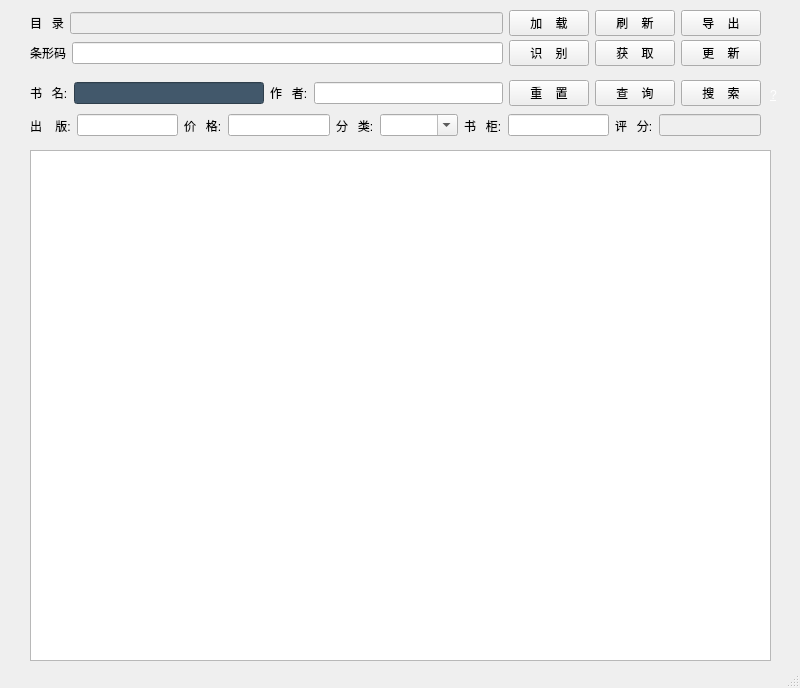
etony/myPyTool, file tools/BookList.ui: the form before one commit.
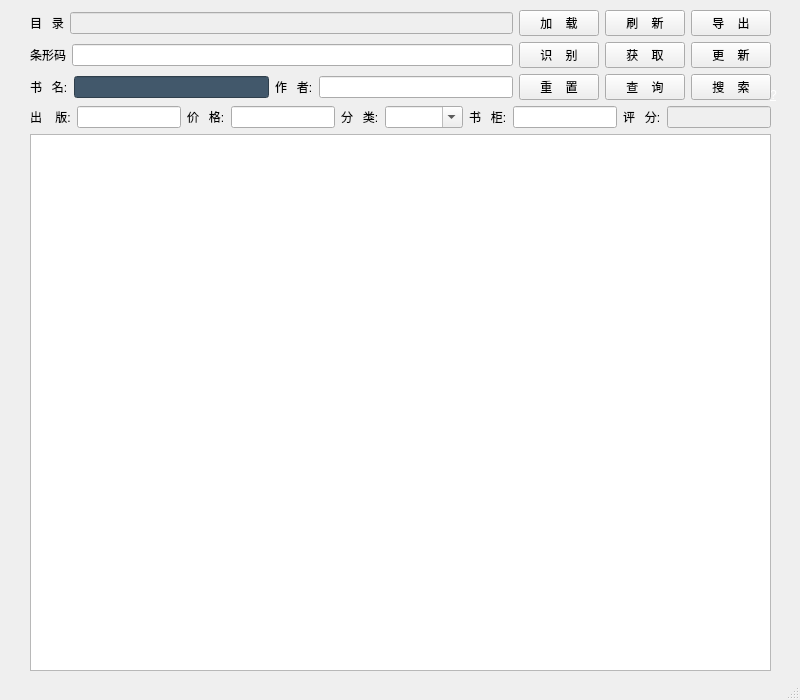
The form after the commit. Icons and pictures are not drawn.

Diff of the .ui file:
```diff
--- a/tools/BookList.ui
+++ b/tools/BookList.ui
@@ -7,7 +7,7 @@
     <x>0</x>
     <y>0</y>
     <width>800</width>
-    <height>688</height>
+    <height>700</height>
    </rect>
   </property>
   <property name="windowTitle">
@@ -18,37 +18,33 @@
     <normaloff>book2.png</normaloff>book2.png</iconset>
   </property>
   <widget class="QWidget" name="centralWidget">
-   <widget class="QTableView" name="tv_booklist">
+   <widget class="QLabel" name="label_10">
     <property name="geometry">
      <rect>
-      <x>30</x>
-      <y>150</y>
-      <width>741</width>
-      <height>511</height>
+      <x>770</x>
+      <y>85</y>
+      <width>16</width>
+      <height>20</height>
      </rect>
     </property>
-    <property name="toolTip">
-     <string>&lt;html&gt;&lt;head/&gt;&lt;body&gt;&lt;p&gt;加载包含图书信息的 CSV 文件&lt;/p&gt;&lt;/body&gt;&lt;/html&gt;</string>
+    <property name="text">
+     <string>&lt;html&gt;&lt;head/&gt;&lt;body&gt;&lt;p&gt;&lt;a href=&quot;https://etony.github.io/&quot;&gt;&lt;span style=&quot; text-decoration: underline; color:#ffffff;&quot;&gt;?&lt;/span&gt;&lt;/a&gt;&lt;/p&gt;&lt;/body&gt;&lt;/html&gt;</string>
     </property>
-    <property name="dragEnabled">
+    <property name="openExternalLinks">
      <bool>true</bool>
     </property>
-    <property name="selectionBehavior">
-     <enum>QAbstractItemView::SelectRows</enum>
-    </property>
-    <attribute name="verticalHeaderVisible">
-     <bool>false</bool>
-    </attribute>
    </widget>
-   <widget class="QWidget" name="layoutWidget">
+   <widget class="QWidget" name="">
     <property name="geometry">
      <rect>
       <x>30</x>
       <y>10</y>
-      <width>731</width>
-      <height>26</height>
+      <width>741</width>
+      <height>661</height>
      </rect>
     </property>
+    <layout class="QVBoxLayout" name="verticalLayout">
+     <item>
     <layout class="QHBoxLayout" name="horizontalLayout">
      <item>
       <widget class="QLabel" name="label">
@@ -107,16 +103,65 @@
       </widget>
      </item>
     </layout>
-   </widget>
-   <widget class="QWidget" name="layoutWidget">
-    <property name="geometry">
-     <rect>
-      <x>30</x>
-      <y>80</y>
-      <width>731</width>
-      <height>26</height>
-     </rect>
-    </property>
+     </item>
+     <item>
+      <layout class="QHBoxLayout" name="horizontalLayout_2">
+       <item>
+        <widget class="QLabel" name="label_2">
+         <property name="text">
+          <string>条形码</string>
+         </property>
+        </widget>
+       </item>
+       <item>
+        <widget class="QLineEdit" name="le_isbn_pic">
+         <property name="toolTip">
+          <string>图书ISBN编码(isbn13)</string>
+         </property>
+        </widget>
+       </item>
+       <item>
+        <widget class="QPushButton" name="pb_scan">
+         <property name="toolTip">
+          <string>识别ISBN图片，获取ISBN编码</string>
+         </property>
+         <property name="statusTip">
+          <string/>
+         </property>
+         <property name="text">
+          <string>识    别</string>
+         </property>
+        </widget>
+       </item>
+       <item>
+        <widget class="QPushButton" name="pb_getbookinfo">
+         <property name="toolTip">
+          <string>根据ISBN编码获取豆瓣图书信息,并插入列表</string>
+         </property>
+         <property name="statusTip">
+          <string/>
+         </property>
+         <property name="text">
+          <string>获    取</string>
+         </property>
+        </widget>
+       </item>
+       <item>
+        <widget class="QPushButton" name="pb_insert">
+         <property name="toolTip">
+          <string>将修改后的图书信息更新至列表</string>
+         </property>
+         <property name="statusTip">
+          <string/>
+         </property>
+         <property name="text">
+          <string>更    新</string>
+         </property>
+        </widget>
+       </item>
+      </layout>
+     </item>
+     <item>
     <layout class="QHBoxLayout" name="horizontalLayout_3">
      <item>
       <widget class="QLabel" name="label_3">
@@ -177,16 +222,8 @@
       </widget>
      </item>
     </layout>
-   </widget>
-   <widget class="QWidget" name="layoutWidget">
-    <property name="geometry">
-     <rect>
-      <x>30</x>
-      <y>110</y>
-      <width>731</width>
-      <height>31</height>
-     </rect>
-    </property>
+     </item>
+     <item>
     <layout class="QHBoxLayout" name="horizontalLayout_4">
      <item>
       <widget class="QLabel" name="label_5">
@@ -283,87 +320,24 @@
       </widget>
      </item>
     </layout>
-   </widget>
-   <widget class="QWidget" name="layoutWidget">
-    <property name="geometry">
-     <rect>
-      <x>30</x>
-      <y>40</y>
-      <width>731</width>
-      <height>26</height>
-     </rect>
-    </property>
-    <layout class="QHBoxLayout" name="horizontalLayout_2">
-     <item>
-      <widget class="QLabel" name="label_2">
-       <property name="text">
-        <string>条形码</string>
-       </property>
-      </widget>
      </item>
      <item>
-      <widget class="QLineEdit" name="le_isbn_pic">
+      <widget class="QTableView" name="tv_booklist">
        <property name="toolTip">
-        <string>图书ISBN编码(isbn13)</string>
+        <string>&lt;html&gt;&lt;head/&gt;&lt;body&gt;&lt;p&gt;加载包含图书信息的 CSV 文件&lt;/p&gt;&lt;/body&gt;&lt;/html&gt;</string>
        </property>
-      </widget>
-     </item>
-     <item>
-      <widget class="QPushButton" name="pb_scan">
-       <property name="toolTip">
-        <string>识别ISBN图片，获取ISBN编码</string>
-       </property>
-       <property name="statusTip">
-        <string/>
-       </property>
-       <property name="text">
-        <string>识    别</string>
-       </property>
-      </widget>
-     </item>
-     <item>
-      <widget class="QPushButton" name="pb_getbookinfo">
-       <property name="toolTip">
-        <string>根据ISBN编码获取豆瓣图书信息,并插入列表</string>
-       </property>
-       <property name="statusTip">
-        <string/>
-       </property>
-       <property name="text">
-        <string>获    取</string>
-       </property>
-      </widget>
-     </item>
-     <item>
-      <widget class="QPushButton" name="pb_insert">
-       <property name="toolTip">
-        <string>将修改后的图书信息更新至列表</string>
-       </property>
-       <property name="statusTip">
-        <string/>
-       </property>
-       <property name="text">
-        <string>更    新</string>
-       </property>
-      </widget>
-     </item>
-    </layout>
-   </widget>
-   <widget class="QLabel" name="label_10">
-    <property name="geometry">
-     <rect>
-      <x>770</x>
-      <y>85</y>
-      <width>16</width>
-      <height>20</height>
-     </rect>
-    </property>
-    <property name="text">
-     <string>&lt;html&gt;&lt;head/&gt;&lt;body&gt;&lt;p&gt;&lt;a href=&quot;https://etony.github.io/&quot;&gt;&lt;span style=&quot; text-decoration: underline; color:#ffffff;&quot;&gt;?&lt;/span&gt;&lt;/a&gt;&lt;/p&gt;&lt;/body&gt;&lt;/html&gt;</string>
-    </property>
-    <property name="openExternalLinks">
+       <property name="dragEnabled">
      <bool>true</bool>
     </property>
+       <property name="selectionBehavior">
+        <enum>QAbstractItemView::SelectRows</enum>
+       </property>
+       <attribute name="verticalHeaderVisible">
+        <bool>false</bool>
+       </attribute>
+      </widget>
+     </item>
+    </layout>
    </widget>
   </widget>
   <widget class="QStatusBar" name="statusBar"/>
```
Lines whose indentation alone changed are shown as unchanged.
